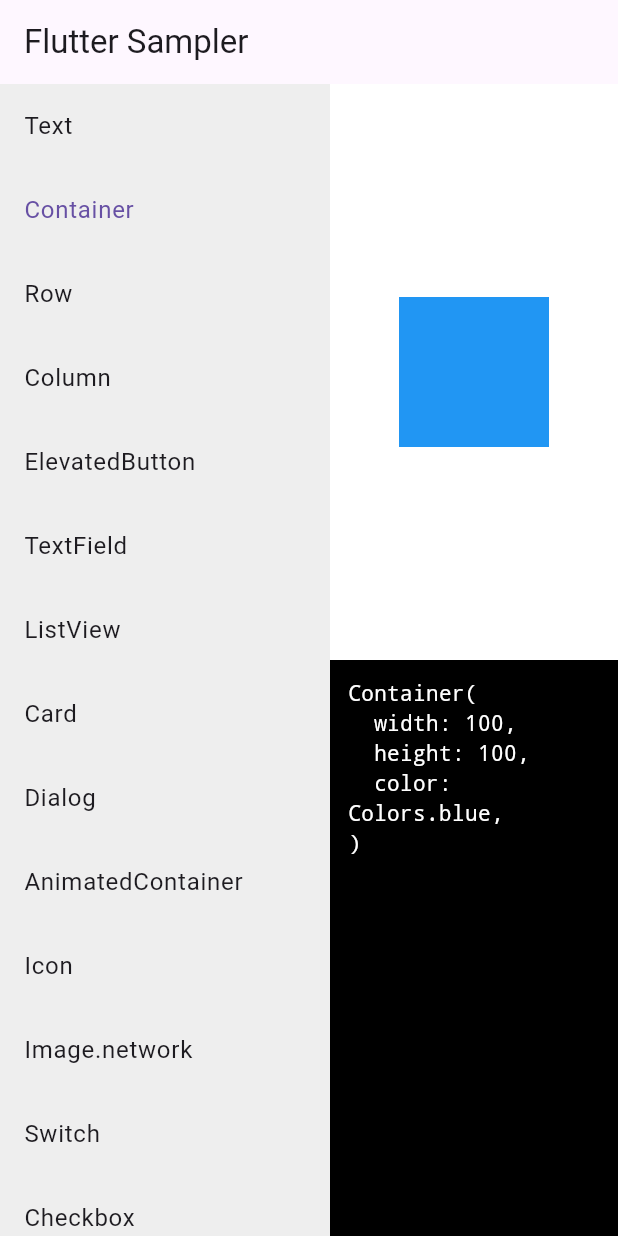
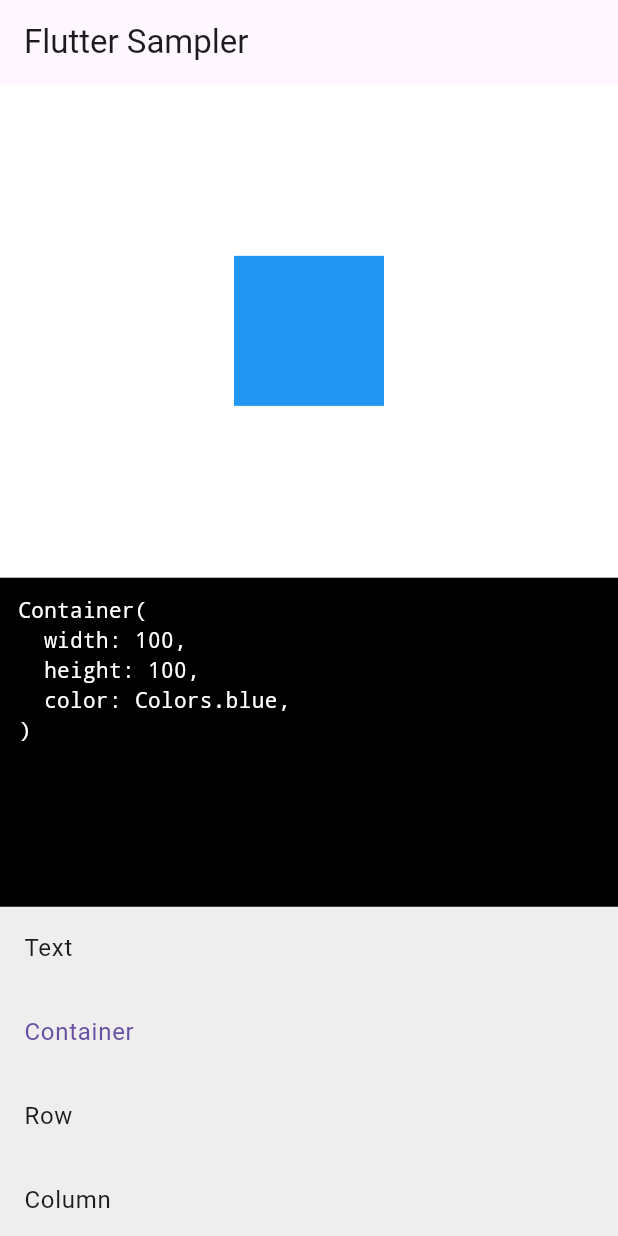
Before and after one commit to KyokoCow/Widget-Lab, a Flutter app: the screen it shows after launch, after a tap on "Container", on a phone screen of 412 x 824 dp. Run offline on Flutter 3.47's test engine with Material 3 defaults, Android fonts, the phone set to English and light mode, and no system bars.

Commit message:
縦画面と横画面の切り替えを実装

```diff
--- a/lib/main.dart
+++ b/lib/main.dart
@@ -368,11 +368,25 @@ class _HomePageState extends State<HomePage> {
 
   @override
   Widget build(BuildContext context) {
+    final size = MediaQuery.of(context).size;
+    final isLandscape = size.width > size.height;
+
     return Scaffold(
       appBar: AppBar(title: const Text("Flutter Sampler")),
-      body: Row(
+
+      body: isLandscape
+          ? _buildLandscape(context)
+          : _buildPortrait(context),
+    );
+  }
+
+  /* =========================
+     横画面：左設定 / 右プレビュー+コード
+  ========================= */
+  Widget _buildLandscape(BuildContext context) {
+    return Row(
       children: [
-          // 左：リスト
+        // 左：設定（リスト）
         Container(
           width: 220,
           color: Colors.grey[200],
@@ -382,28 +396,23 @@ class _HomePageState extends State<HomePage> {
                 title: Text(s.title),
                 selected: selected.id == s.id,
                 onTap: () {
-                    setState(() {
-                      selected = s;
-                    });
+                  setState(() => selected = s);
                 },
               );
             }).toList(),
           ),
         ),
 
-          // 右：プレビュー＋コード
+        // 右：プレビュー + コード
         Expanded(
           child: Column(
             children: [
-                // プレビュー
               Expanded(
                 child: Container(
                   color: Colors.white,
                   child: Center(child: selected.builder()),
                 ),
               ),
-
-                // コード
               Expanded(
                 child: Container(
                   color: Colors.black,
@@ -411,7 +420,7 @@ class _HomePageState extends State<HomePage> {
                   child: SingleChildScrollView(
                     child: SizedBox(
                       width: double.infinity,
-                        child:SelectableText(
+                      child: SelectableText(
                         selected.code,
                         style: const TextStyle(
                           fontFamily: 'monospace',
@@ -426,7 +435,64 @@ class _HomePageState extends State<HomePage> {
           ),
         ),
       ],
+    );
+  }
+
+  /* =========================
+     縦画面：上プレビュー / 中コード / 下設定
+  ========================= */
+  Widget _buildPortrait(BuildContext context) {
+    return Column(
+      children: [
+        // 上：プレビュー
+        Expanded(
+          flex: 3,
+          child: Container(
+            color: Colors.white,
+            child: Center(child: selected.builder()),
           ),
+        ),
+
+        // 中：コード
+        Expanded(
+          flex: 2,
+          child: Container(
+            color: Colors.black,
+            padding: const EdgeInsets.all(12),
+            child: SingleChildScrollView(
+              child: SizedBox(
+                width: double.infinity,
+                child: SelectableText(
+                  selected.code,
+                  style: const TextStyle(
+                    fontFamily: 'monospace',
+                    color: Colors.white,
+                  ),
+                ),
+              ),
+            ),
+          ),
+        ),
+
+        // 下：設定（リスト）
+        Expanded(
+          flex: 2,
+          child: Container(
+            color: Colors.grey[200],
+            child: ListView(
+              children: samples.map((s) {
+                return ListTile(
+                  title: Text(s.title),
+                  selected: selected.id == s.id,
+                  onTap: () {
+                    setState(() => selected = s);
+                  },
+                );
+              }).toList(),
+            ),
+          ),
+        ),
+      ],
     );
   }
 }
```
Lines whose indentation alone changed are shown as unchanged.
